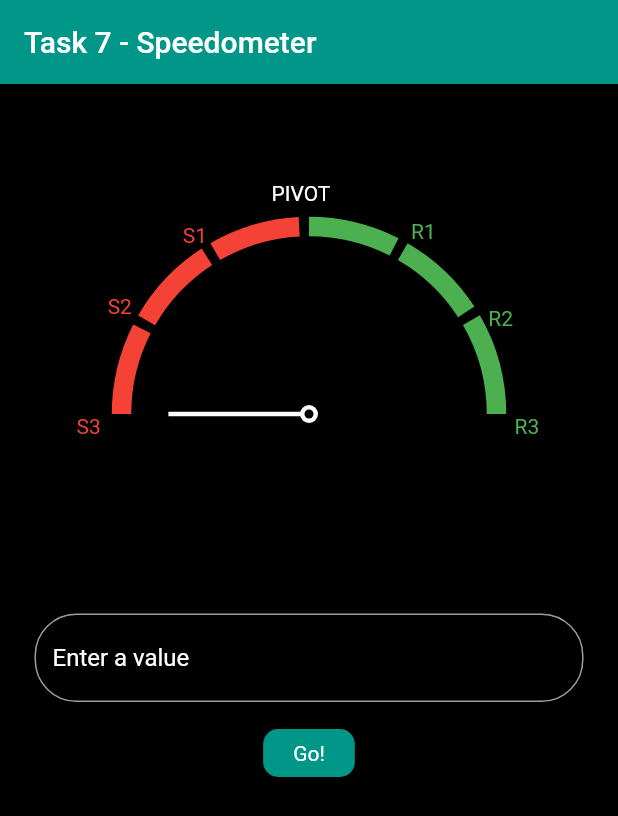
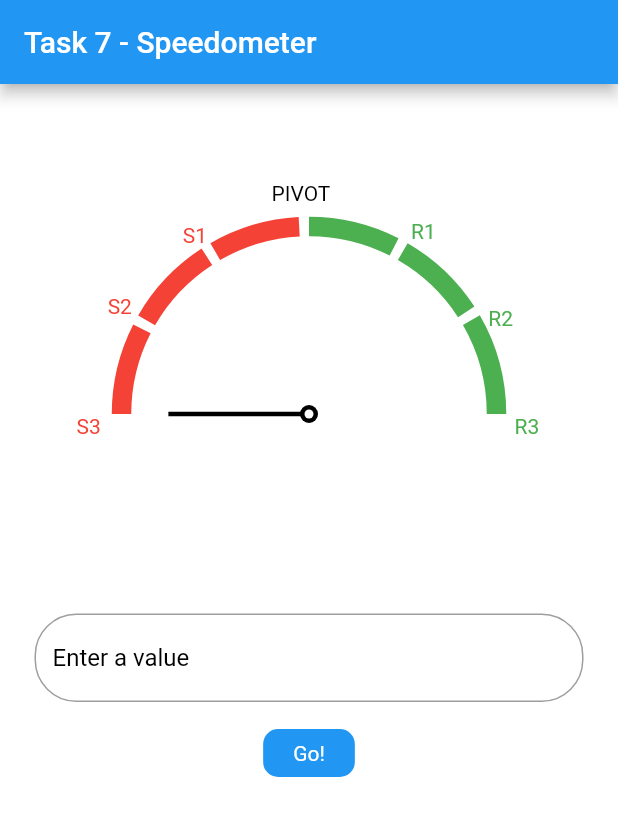
Before and after one commit to newallJemuelD/task7_feedback_fixes, a Flutter app: the screen it shows after launch, on a phone screen of 412 x 824 dp. Shown: the top 816 px of the screen. Run offline on Flutter 3.47's test engine with Material 2 defaults, Android fonts, the light colour scheme and no system bars; our stand-ins replace flutter_bloc.

Commit message:
feedback fixes

```diff
--- a/lib/main.dart
+++ b/lib/main.dart
@@ -16,7 +16,7 @@ class MyApp extends StatelessWidget {
   Widget build(BuildContext context) {
     return MaterialApp(
       title: 'Flutter Demo',
-      theme: AppTheme.darkTheme,
+      theme: AppTheme.lightTheme,
       home: BlocProvider(
         create: (context) => LogicBloc(value: 0),
         child: const HomePage(),
--- a/lib/speedometer/home_page.dart
+++ b/lib/speedometer/home_page.dart
@@ -77,8 +77,9 @@ class _MainScreenState extends State<HomePage> {
                         ),
                         focusedBorder: OutlineInputBorder(
                           borderRadius: BorderRadius.circular(28),
-                          borderSide:
-                              const BorderSide(width: 2.0, color: Colors.blue),
+                          borderSide: BorderSide(
+                              width: 2.0,
+                              color: Theme.of(context).cardTheme.color!),
                         ),
                         enabledBorder: OutlineInputBorder(
                           borderRadius: BorderRadius.circular(28),
```
